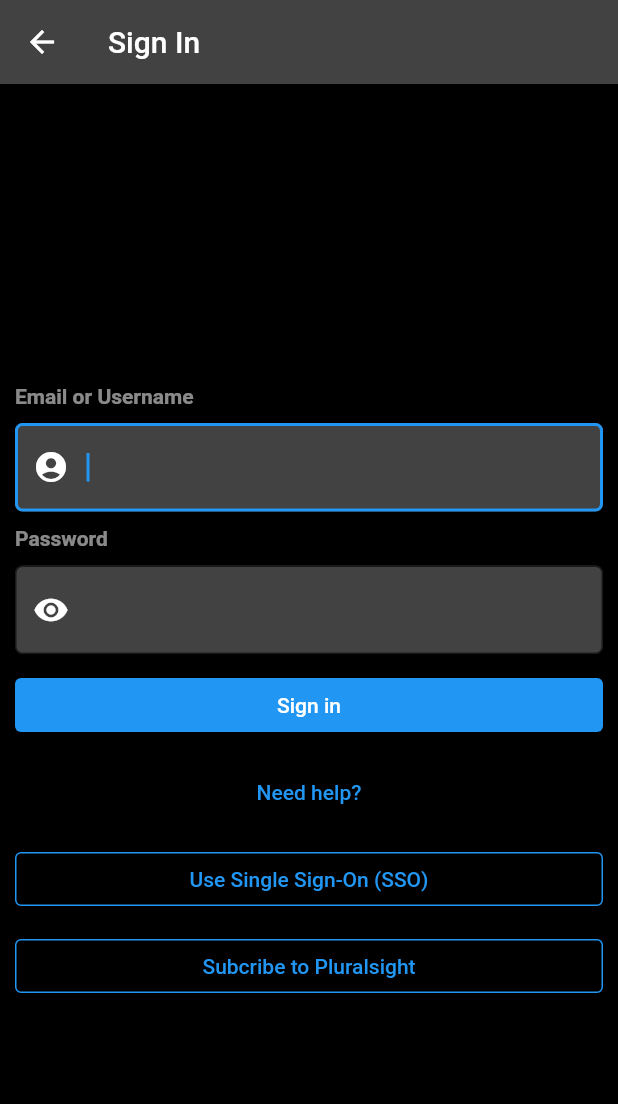
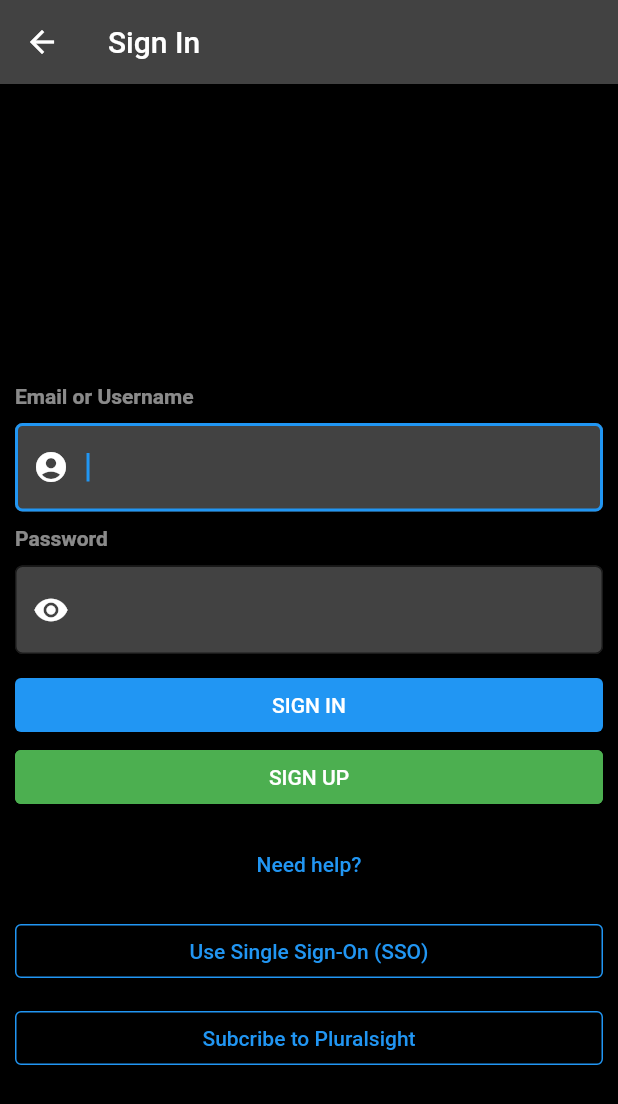
Before and after one commit to hqthinh26/AMP_K16, a Flutter app: the SignIn screen opened directly, on a phone screen of 412 x 824 dp. Shown: the top 1104 px of the screen. Run offline on Flutter 3.47's test engine with Material 2 defaults, Android fonts, the phone set to English and light mode, and no system bars; our stand-ins replace shared_preferences; accounts and stored records are empty; statements that could not run were skipped.

```diff
--- a/online_course/lib/pages/SignIn.dart
+++ b/online_course/lib/views/pages/SignIn.dart
@@ -1,4 +1,5 @@
 import 'package:flutter/material.dart';
+import 'package:online_course/services/User.dart';
 
 class SignIn extends StatefulWidget {
   @override
@@ -6,6 +7,18 @@ class SignIn extends StatefulWidget {
 }
 
 class _SignInState extends State<SignIn> {
+  final usernameController = TextEditingController();
+  final passwordController = TextEditingController();
+
+  Future<void> onLogin() async {
+    User loginUser = User.login(
+        username: usernameController.text, password: passwordController.text);
+    print(
+        'username: ${usernameController.text} - password: ${passwordController.text}');
+    int status = await loginUser.login();
+    print('in sign in.dart - code: $status');
+  }
+
   @override
   Widget build(BuildContext context) {
     return Scaffold(
@@ -29,7 +42,9 @@ class _SignInState extends State<SignIn> {
                     fontWeight: FontWeight.bold, color: Colors.white54),
               ),
             ),
+            //Nhập tài khoản
             TextField(
+                controller: usernameController,
                 style: TextStyle(color: Colors.white),
                 autofocus: true,
                 decoration: InputDecoration(
@@ -42,8 +57,6 @@ class _SignInState extends State<SignIn> {
                     ),
                     borderRadius: BorderRadius.circular(5),
                   ),
-
-                  // hintText: "Tên tài khoản",
                 )),
             Container(
               margin: EdgeInsets.fromLTRB(0.0, 10.0, 0.0, 10.0),
@@ -53,7 +66,9 @@ class _SignInState extends State<SignIn> {
                     fontWeight: FontWeight.bold, color: Colors.white54),
               ),
             ),
+            //Nhập mật khẩu
             TextField(
+                controller: passwordController,
                 style: TextStyle(color: Colors.white),
                 decoration: InputDecoration(
                   fillColor: Colors.grey[800],
@@ -71,16 +86,33 @@ class _SignInState extends State<SignIn> {
               mainAxisAlignment: MainAxisAlignment.start,
               crossAxisAlignment: CrossAxisAlignment.stretch,
               children: [
+                //Nút đăng nhập
                 Container(
-                  margin: EdgeInsets.fromLTRB(0.0, 10.0, 0.0, 10.0),
+                  margin: EdgeInsets.fromLTRB(0.0, 10.0, 0.0, 0.0),
                   child: ElevatedButton(
-                    onPressed: () => {Navigator.pushNamed(context, "/home")},
+                    onPressed: onLogin,
+                    // () => {Navigator.pushNamed(context, "/home")},
                     child: Text(
-                      "Sign in",
+                      "SIGN IN",
                       style: TextStyle(color: Colors.white),
                     ),
                   ),
                 ),
+                //Nút tạo tài khoản mới
+                Container(
+                  margin: EdgeInsets.fromLTRB(0.0, 0.0, 0.0, 10.0),
+                  child: ElevatedButton(
+                    onPressed: () => Navigator.pushNamed(context, '/register'),
+                    style: ElevatedButton.styleFrom(
+                        side: BorderSide(width: 1, color: Colors.green),
+                        primary: Colors.green),
+                    child: Text(
+                      "SIGN UP",
+                      style: TextStyle(color: Colors.white),
+                    ),
+                  ),
+                ),
+                //Nút cần giúp đỡ
                 Container(
                     margin: EdgeInsets.fromLTRB(0.0, 0.0, 0.0, 10.0),
                     child: TextButton(
```
Also changed, not shown: online_course/lib/services/User.dart (added, +60 -0 lines), online_course/lib/views/user/Home.dart (renamed from online_course/lib/user/Home.dart, +0 -24 lines), online_course/lib/views/user/Register.dart (added, +33 -0 lines), online_course/lib/views/pages/Helper.dart (renamed from online_course/lib/pages/Helper.dart), online_course/lib/views/pages/Welcome.dart (renamed from online_course/lib/pages/Welcome.dart), online_course/lib/views/user/Account.dart (renamed from online_course/lib/user/Account.dart).
